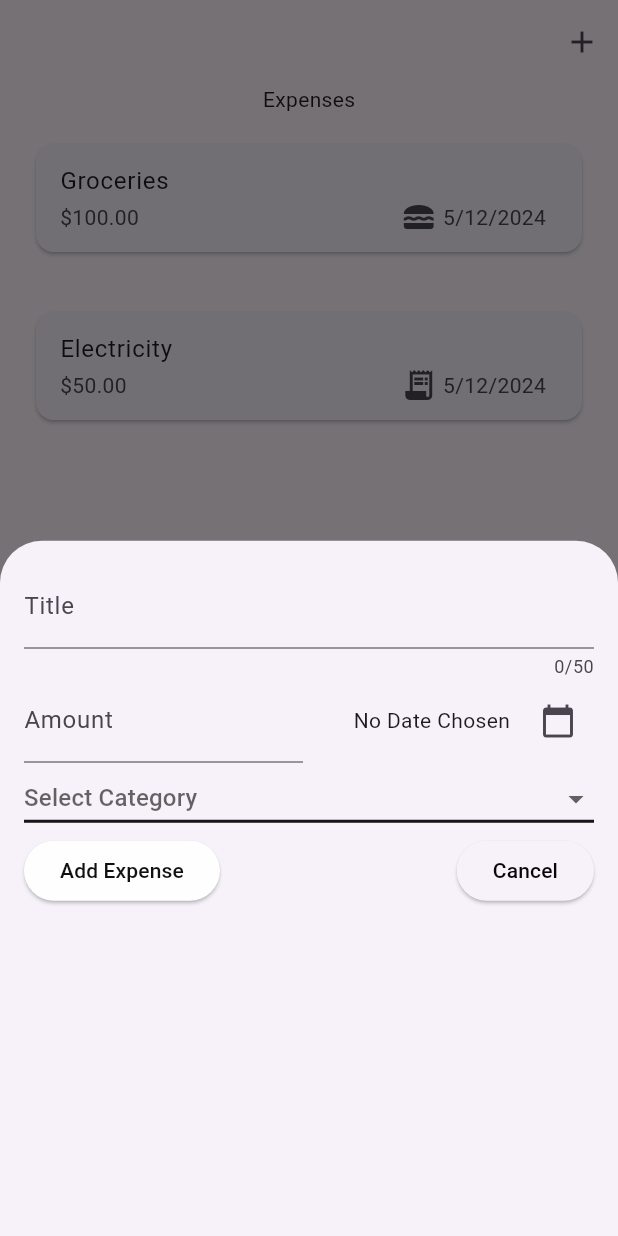
After one commit to kurohige/FlutterLearningProjects, a Flutter app: the screen it shows after launch, after a tap on the "add" icon, on a phone screen of 412 x 824 dp. The commit adds this screen. Run offline on Flutter 3.47's test engine with Material 3 defaults, Android fonts, the phone set to English and light mode, and no system bars; our stand-ins replace google_fonts.

Commit message:
continued working in the add expense portion.

```diff
--- a/expense_tracker/lib/main.dart
+++ b/expense_tracker/lib/main.dart
@@ -3,6 +3,9 @@ import 'package:flutter/material.dart';
 
 void main() {
   runApp(
-    const MaterialApp(home: Expenses()),
+    MaterialApp(
+      theme: ThemeData(useMaterial3: true),
+      home: const Expenses(),
+    ),
   );
 }
--- a/expense_tracker/lib/widgets/expenses.dart
+++ b/expense_tracker/lib/widgets/expenses.dart
@@ -1,7 +1,7 @@
 import 'package:expense_tracker/models/expense.dart';
 import 'package:expense_tracker/widgets/expenses_list/expenses_list.dart';
+import 'package:expense_tracker/widgets/new_expense.dart';
 import 'package:flutter/material.dart';
-import 'package:flutter/widgets.dart';
 
 class Expenses extends StatefulWidget {
   const Expenses({super.key});
@@ -11,6 +11,7 @@ class Expenses extends StatefulWidget {
     return _ExpensesState();
   }
 }
+
 
 class _ExpensesState extends State<Expenses> {
   final List<Expense> _registeredexpenses = [
@@ -28,9 +29,30 @@ class _ExpensesState extends State<Expenses> {
     ),
   ];
 
+  void _addExpense(Expense expense) {
+    setState(() {
+      _registeredexpenses.add(expense);
+    });
+  }
+
+  void _openAddExepenseOverlay() {
+    showModalBottomSheet(
+      context: context,
+      builder: (ctx) => NewExpense(addExpense: _addExpense),
+    );
+  }
+
   @override
   Widget build(BuildContext context) {
     return Scaffold(
+      appBar: AppBar(
+        actions: [
+          IconButton(
+            icon: const Icon(Icons.add),
+            onPressed: _openAddExepenseOverlay,
+          ),
+        ],
+      ),
       body: Column(
         children: [
           const Text('Expenses'),
--- /dev/null
+++ b/expense_tracker/lib/widgets/new_expense.dart
@@ -0,0 +1,186 @@
+import 'package:flutter/material.dart';
+import 'package:expense_tracker/models/expense.dart';
+import 'package:intl/intl.dart';
+
+class NewExpense extends StatefulWidget {
+  final Function addExpense;
+
+  const NewExpense({required this.addExpense, super.key});
+
+  @override
+  State<NewExpense> createState() => _NewExpenseState();
+}
+
+class _NewExpenseState extends State<NewExpense> {
+  final _titleController = TextEditingController();
+  final _amountController = TextEditingController();
+  DateTime? _selectedDate;
+  Category? _category;
+
+  void _submitData() {
+    final enteredTitle = _titleController.text;
+    final enteredAmountString = _amountController.text;
+
+    // try parsing amount to double
+    final enteredAmount = double.tryParse(enteredAmountString);
+
+    // validate data:
+    if (enteredTitle.isEmpty ||
+        enteredAmount == null ||
+        enteredAmount == 0 ||
+        _category == null) {
+      return;
+    }
+
+    widget.addExpense(
+      Expense(
+        title: enteredTitle,
+        amount: enteredAmount,
+        date: _selectedDate!, // we are sure that the value is not null
+        category: _category!,
+      ),
+    );
+
+    Navigator.of(context).pop();
+  }
+
+  Future<void> _presentDatePicker() async {
+    final now = DateTime.now();
+    final fistDate = DateTime(now.year - 1, now.month, now.day);
+    final pickedDate = await showDatePicker(
+      context: context,
+      initialDate: now,
+      firstDate: fistDate,
+      lastDate: now,
+    );
+    setState(() {
+      _selectedDate = pickedDate;
+    });
+
+    // the following is very similar to for comprehension in Scala
+    /* showDatePicker(
+      context: context,
+      initialDate: DateTime.now(),
+      firstDate: DateTime(2000),
+      lastDate: DateTime(2100),
+    ).then((pickedDate) {
+      if (pickedDate == null) {
+        return;
+      }
+      setState(() {
+        _dateController.text = DateFormat('yyyy-MM-dd')
+            .format(pickedDate); // Set formatted date to controller
+      });
+    }); */
+  }
+
+  @override
+  Widget build(BuildContext context) {
+    return Padding(
+      padding: const EdgeInsets.all(16),
+      child: Column(
+        crossAxisAlignment: CrossAxisAlignment.end,
+        children: [
+          TextField(
+            controller: _titleController,
+            maxLength: 50,
+            decoration: const InputDecoration(labelText: 'Title'),
+            keyboardType: TextInputType.text,
+          ),
+          amountAndDate(),
+          categorySelection(),
+          addAndCancelButton(),
+        ],
+      ),
+    );
+  }
+
+  Row amountAndDate() {
+    return Row(
+      mainAxisAlignment: MainAxisAlignment.spaceBetween,
+      children: [
+        Expanded(
+          child: TextField(
+              controller: _amountController,
+              decoration:
+                  const InputDecoration(prefixText: '\$ ', labelText: 'Amount'),
+              keyboardType: TextInputType.number),
+        ),
+        const SizedBox(width: 8),
+        Expanded(
+          child: Row(
+            mainAxisAlignment: MainAxisAlignment.end,
+            children: [
+              Text(
+                _selectedDate == null
+                    ? 'No Date Chosen'
+                    : DateFormat.yMd().format(_selectedDate!),
+                textAlign: TextAlign.right,
+              ),
+              // with exclamation mark we are telling the compiler that we are sure that the value is not null
+              const SizedBox(width: 8),
+              IconButton(
+                onPressed: _presentDatePicker,
+                icon: const Icon(Icons.calendar_today),
+              ),
+            ],
+          ),
+        )
+      ],
+    );
+  }
+
+  Row addAndCancelButton() {
+    return Row(
+      mainAxisAlignment: MainAxisAlignment.spaceBetween,
+      children: [
+        ElevatedButton(
+          style: ButtonStyle(
+            backgroundColor: MaterialStateProperty.all(
+                const Color.fromARGB(255, 254, 254, 255)),
+          ),
+          onPressed: _submitData,
+          child: const Text(
+              style: TextStyle(color: Color.fromARGB(255, 16, 16, 17)),
+              'Add Expense'),
+        ),
+        ElevatedButton(
+          onPressed: () => Navigator.of(context).pop(),
+          child: const Text(
+            style: TextStyle(color: Color.fromARGB(255, 7, 7, 7)),
+            'Cancel',
+          ),
+        ),
+      ],
+    );
+  }
+
+  DropdownButton<Category> categorySelection() {
+    return DropdownButton<Category>(
+      isExpanded: true,
+      value: _category,
+      onChanged: (Category? newValue) {
+        setState(() {
+          _category = newValue;
+        });
+      },
+      items: Category.values.map((Category category) {
+        return DropdownMenuItem<Category>(
+          value: category,
+          child: Row(
+            children: [
+              Icon(categoryIcons[category]),
+              const SizedBox(width: 8),
+              Text(category.toString().split('.').last),
+            ],
+          ),
+        );
+      }).toList(),
+      hint: const Text('Select Category'),
+      underline: Container(
+        height: 2,
+        color: const Color.fromARGB(255, 21, 21, 21),
+      ),
+    );
+  }
+}
```
